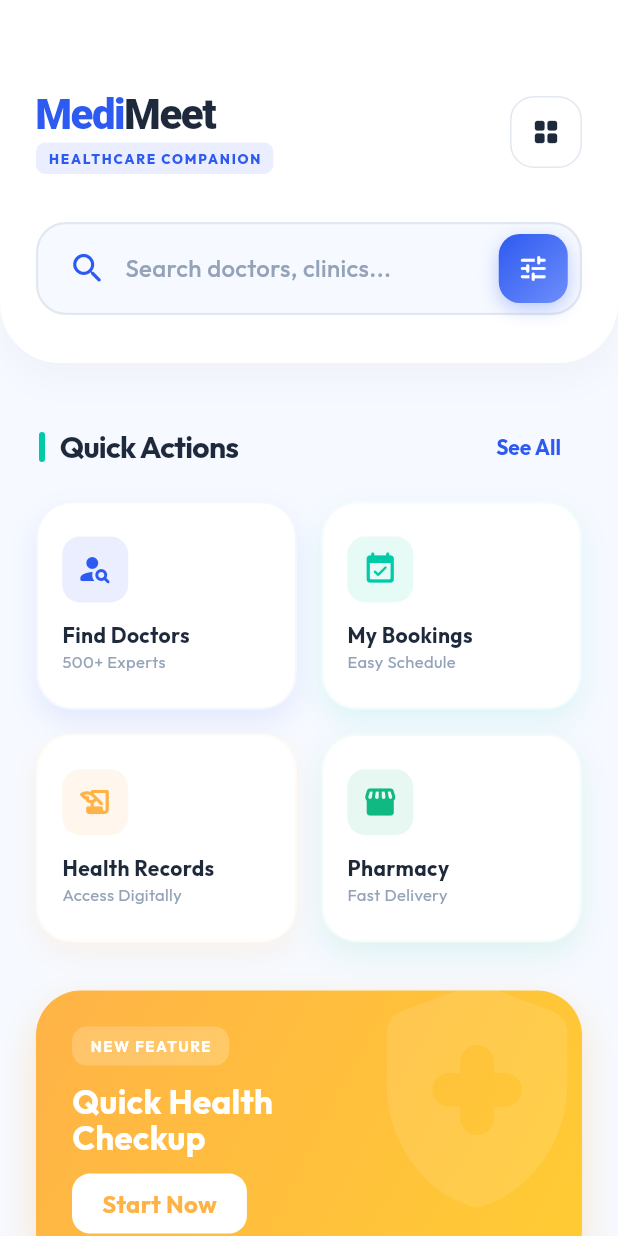
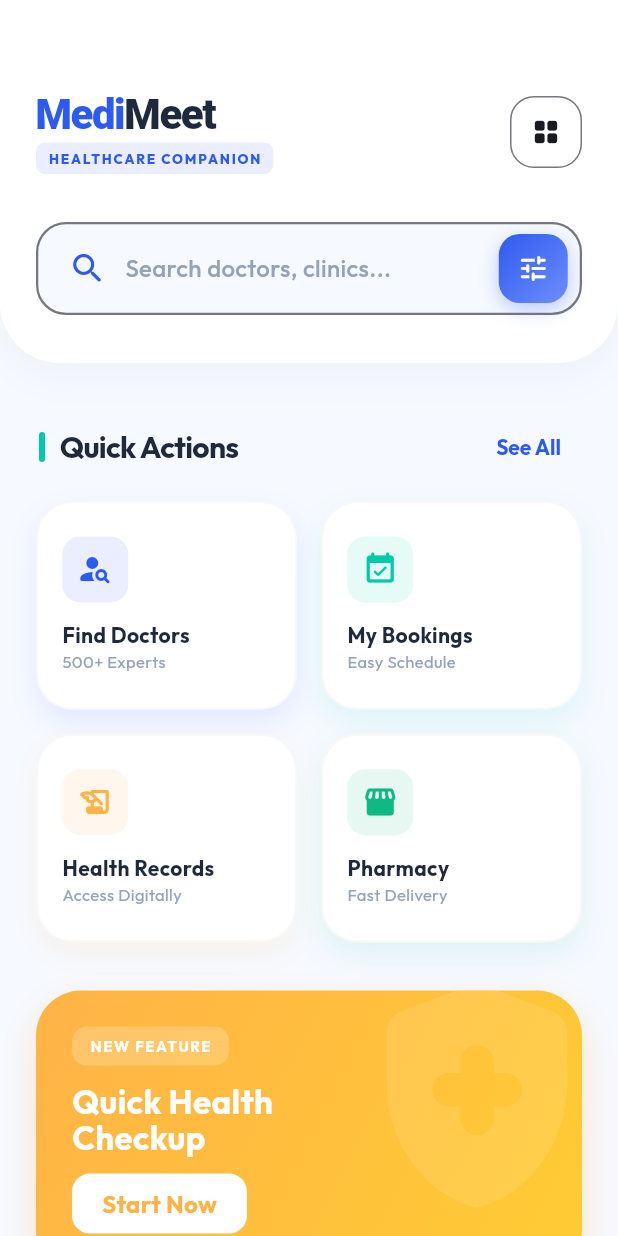
Before and after one commit to Choudhary-Khuzaim/MediMeet, a Flutter app: the HomeScreen screen opened directly, in the side drawer, after a tap on the "grid view" icon, on a phone screen of 412 x 824 dp. Run offline on Flutter 3.47's test engine with Material 3 defaults, Android fonts, the phone set to English and light mode, and no system bars; drawn by our look-alikes of flutter_animate; our stand-ins replace google_fonts, shared_preferences, table_calendar; accounts and stored records are empty; network calls fail.

Commit message:
Optimize dark theme across all screens for better consistency

```diff
--- a/lib/screens/home_screen.dart
+++ b/lib/screens/home_screen.dart
@@ -25,7 +25,7 @@ class HomeScreen extends StatelessWidget {
     final doctors = DoctorService.getDoctors().take(3).toList();
 
     return Scaffold(
-      backgroundColor: AppColors.background,
+      backgroundColor: Theme.of(context).scaffoldBackgroundColor,
       drawer: const MainDrawer(),
       body: CustomScrollView(
         physics: const ClampingScrollPhysics(),
@@ -35,14 +35,20 @@ class HomeScreen extends StatelessWidget {
             child: Container(
               padding: const EdgeInsets.fromLTRB(24, 60, 24, 32),
               decoration: BoxDecoration(
-                color: AppColors.surface,
+                color: Theme.of(context).colorScheme.surface,
                 borderRadius: const BorderRadius.only(
                   bottomLeft: Radius.circular(40),
                   bottomRight: Radius.circular(40),
                 ),
                 boxShadow: [
                   BoxShadow(
-                    color: Colors.black.withValues(alpha: 0.03),
+                    color: Colors.black.withValues(
+                      alpha:
+                          MediaQuery.of(context).platformBrightness ==
+                              Brightness.dark
+                          ? 0.2
+                          : 0.03,
+                    ),
                     blurRadius: 20,
                     offset: const Offset(0, 10),
                   ),
@@ -73,7 +79,9 @@ class HomeScreen extends StatelessWidget {
                                   style: TextStyle(
                                     fontSize: 28,
                                     fontWeight: FontWeight.w900,
-                                    color: AppColors.textPrimary,
+                                    color: Theme.of(
+                                      context,
+                                    ).textTheme.displayLarge?.color,
                                     letterSpacing: -1,
                                   ),
                                 ),
@@ -109,13 +117,15 @@ class HomeScreen extends StatelessWidget {
                             height: 48,
                             width: 48,
                             decoration: BoxDecoration(
-                              color: AppColors.surface,
+                              color: Theme.of(context).colorScheme.surface,
                               borderRadius: BorderRadius.circular(16),
-                              border: Border.all(color: AppColors.border),
+                              border: Border.all(
+                                color: Theme.of(context).dividerColor,
+                              ),
                             ),
-                            child: const Icon(
+                            child: Icon(
                               Icons.grid_view_rounded,
-                              color: AppColors.textPrimary,
+                              color: Theme.of(context).colorScheme.onSurface,
                               size: 20,
                             ),
                           ),
@@ -135,9 +145,12 @@ class HomeScreen extends StatelessWidget {
                     child: Container(
                       height: 62,
                       decoration: BoxDecoration(
-                        color: AppColors.background,
+                        color: Theme.of(context).scaffoldBackgroundColor,
                         borderRadius: BorderRadius.circular(20),
-                        border: Border.all(color: AppColors.border, width: 1.5),
+                        border: Border.all(
+                          color: Theme.of(context).dividerColor,
+                          width: 1.5,
+                        ),
                       ),
                       child: Row(
                         children: [
@@ -151,7 +164,9 @@ class HomeScreen extends StatelessWidget {
                           Text(
                             'Search doctors, clinics...',
                             style: TextStyle(
-                              color: AppColors.textMuted,
+                              color: Theme.of(
+                                context,
+                              ).textTheme.bodySmall?.color,
                               fontSize: 16,
                               fontWeight: FontWeight.w500,
                             ),
@@ -473,10 +488,10 @@ class _SectionHeader extends StatelessWidget {
             const SizedBox(width: 10),
             Text(
               title,
-              style: const TextStyle(
+              style: TextStyle(
                 fontSize: 20,
                 fontWeight: FontWeight.bold,
-                color: AppColors.textPrimary,
+                color: Theme.of(context).textTheme.titleLarge?.color,
                 letterSpacing: -0.5,
               ),
             ),
@@ -520,7 +535,7 @@ class _ServiceCard extends StatelessWidget {
       child: Container(
         padding: const EdgeInsets.symmetric(horizontal: 16, vertical: 12),
         decoration: BoxDecoration(
-          color: Colors.white,
+          color: Theme.of(context).colorScheme.surface,
           borderRadius: BorderRadius.circular(24),
           boxShadow: [
             BoxShadow(
@@ -529,7 +544,10 @@ class _ServiceCard extends StatelessWidget {
               offset: const Offset(0, 8),
             ),
           ],
-          border: Border.all(color: color.withValues(alpha: 0.05), width: 1.5),
+          border: Border.all(
+            color: Theme.of(context).dividerColor.withValues(alpha: 0.05),
+            width: 1.5,
+          ),
         ),
         child: Column(
           crossAxisAlignment: CrossAxisAlignment.start,
@@ -546,10 +564,10 @@ class _ServiceCard extends StatelessWidget {
             const SizedBox(height: 12),
             Text(
               label,
-              style: const TextStyle(
+              style: TextStyle(
                 fontSize: 14,
                 fontWeight: FontWeight.bold,
-                color: AppColors.textPrimary,
+                color: Theme.of(context).textTheme.titleMedium?.color,
               ),
               maxLines: 1,
               overflow: TextOverflow.ellipsis,
@@ -676,7 +694,7 @@ class _SpecialtyCard extends StatelessWidget {
       width: 100,
       margin: const EdgeInsets.only(right: 16),
       decoration: BoxDecoration(
-        color: Colors.white,
+        color: Theme.of(context).colorScheme.surface,
         borderRadius: BorderRadius.circular(24),
         boxShadow: [
           BoxShadow(
@@ -685,7 +703,9 @@ class _SpecialtyCard extends StatelessWidget {
             offset: const Offset(0, 4),
           ),
         ],
-        border: Border.all(color: AppColors.border.withValues(alpha: 0.3)),
+        border: Border.all(
+          color: Theme.of(context).dividerColor.withValues(alpha: 0.3),
+        ),
       ),
       child: Column(
         mainAxisAlignment: MainAxisAlignment.center,
@@ -701,10 +721,10 @@ class _SpecialtyCard extends StatelessWidget {
           const SizedBox(height: 12),
           Text(
             label,
-            style: const TextStyle(
+            style: TextStyle(
               fontSize: 12,
               fontWeight: FontWeight.bold,
-              color: AppColors.textPrimary,
+              color: Theme.of(context).textTheme.titleSmall?.color,
             ),
           ),
         ],
@@ -732,11 +752,11 @@ class _HealthTipCard extends StatelessWidget {
       width: 280,
       margin: const EdgeInsets.only(right: 16, bottom: 8),
       decoration: BoxDecoration(
-        color: Colors.white,
+        color: Theme.of(context).colorScheme.surface,
         borderRadius: BorderRadius.circular(24),
         boxShadow: [
           BoxShadow(
-            color: AppColors.shadowColor,
+            color: Theme.of(context).shadowColor.withValues(alpha: 0.1),
             blurRadius: 10,
             offset: const Offset(0, 4),
           ),
```
Also changed, not shown: lib/screens/profile_screen.dart (+36 -21 lines), lib/utils/app_theme.dart (+64 -8 lines).
